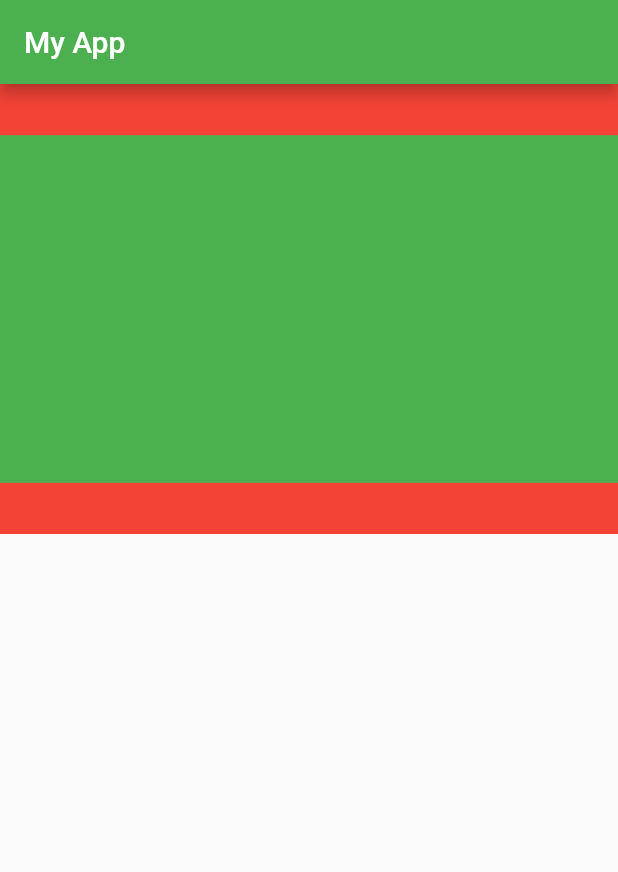
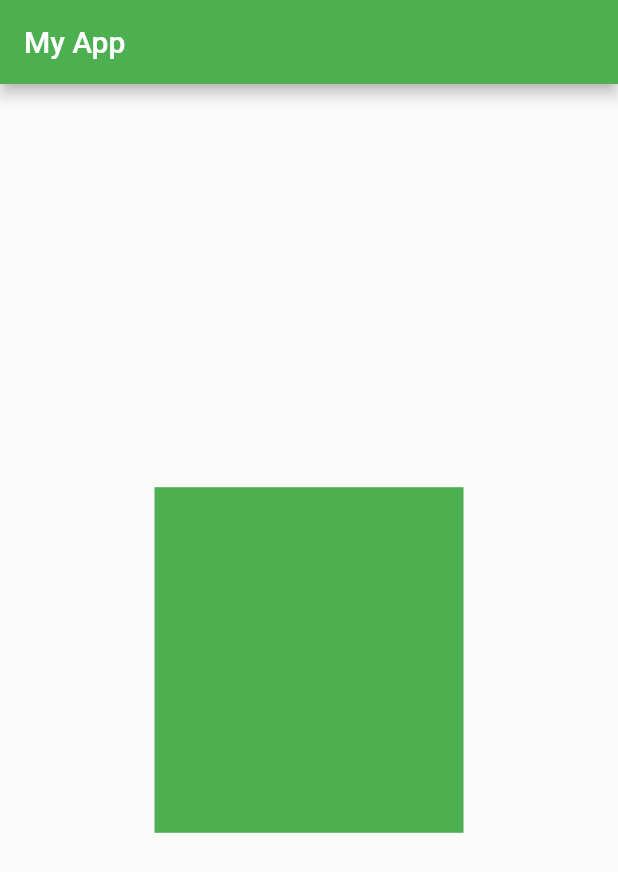
Before and after one commit to sohel7/responsive_design, a Flutter app: the screen it shows after launch, on a phone screen of 412 x 824 dp. Shown: the top 872 px of the screen. Run offline on Flutter 3.47's test engine with Material 2 defaults, Android fonts, the phone set to English and light mode, and no system bars.

Commit message:
Update main.dart

```diff
--- a/lib/main.dart
+++ b/lib/main.dart
@@ -29,22 +29,16 @@ return Scaffold(
   appBar: AppBar(
    title: Text('My App'),
   ),
-
-  // Aspect Retio : Doirgho o Prosther onupat ke aspect Resio bole
-  body: Container(
-    width: double.infinity,
-    height: 300,
-    color: Colors.red,
-    alignment: Alignment.center,
-      // Aspect Retio
-    //=================
-    child: AspectRatio(
-      aspectRatio: 16/9,
+  body: Center(
+    // FractionallySizedBox : puro screen er specific kono onsho ke dokhol korbe rsponsive vabe
+    child: FractionallySizedBox(
+      widthFactor: 0.5, // 100 Vager 50 vag dokhol korbe
+      heightFactor: 0.3, // 100 Vager 30 vag dokhol korbe
       child: Container(
         color: Colors.green,
       ),
     ),
-  ),
+  )
 );
   }
 
```
